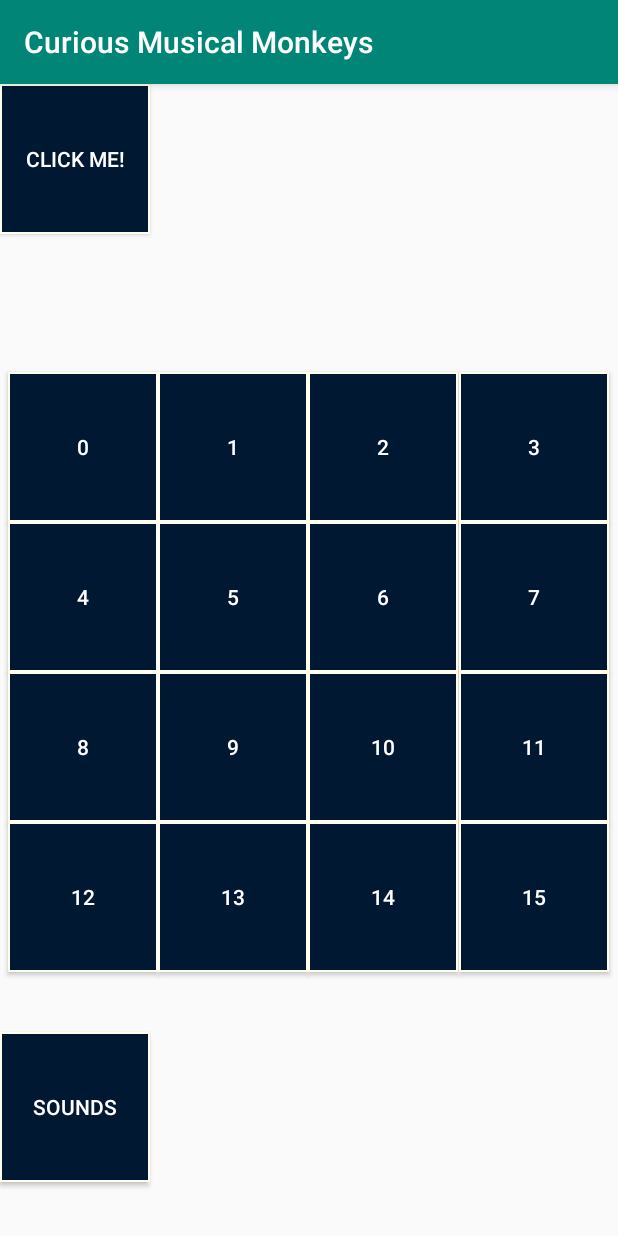
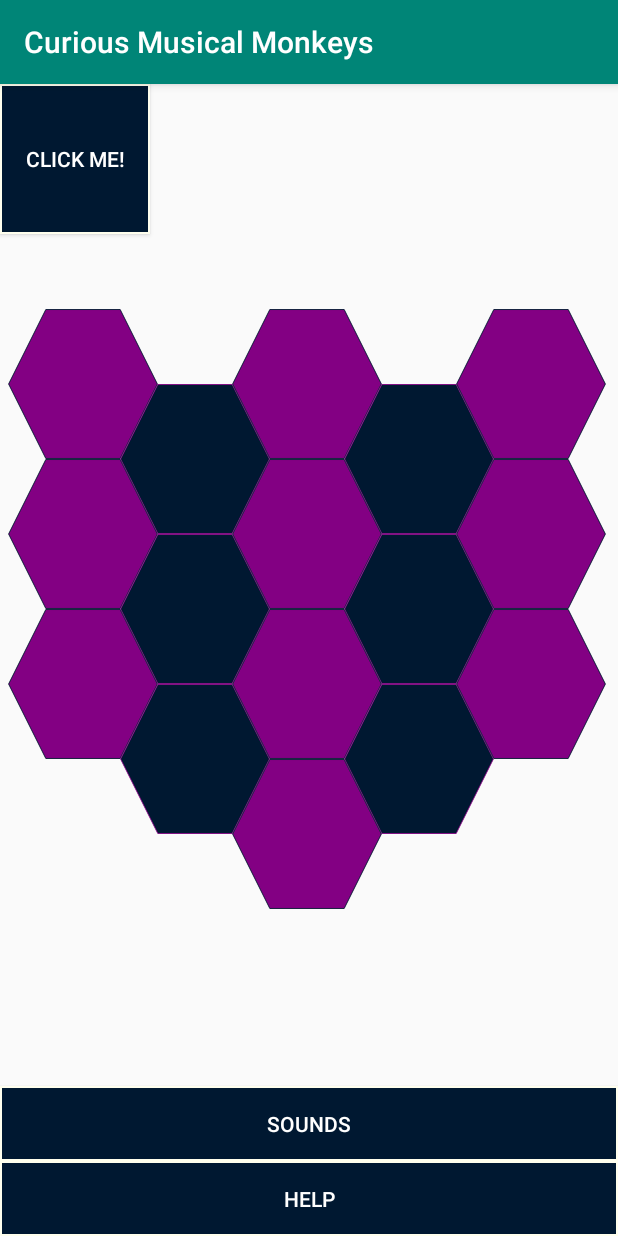
Before and after one commit to arnavgupta1/Curious-Musical-Monkeys, an Android app: the screen it shows after launch (MainActivity), on a phone screen of 412 x 824 dp. Run offline under Robolectric (Android 15) with nearby library versions, the phone set to English and light mode, and no system bars.

Commit message:
Changed UI
Changed soundboard buttons to hexagonal & added help screen

```diff
--- a/app/src/main/AndroidManifest.xml
+++ b/app/src/main/AndroidManifest.xml
@@ -9,10 +9,11 @@
         android:roundIcon="@mipmap/ic_launcher_round"
         android:supportsRtl="true"
         android:theme="@style/AppTheme">
+        <activity android:name=".helpScreenActivity"></activity>
         <activity
             android:name=".changeSoundActivity"
             android:label="@string/title_activity_change_sound"
-            android:theme="@style/AppTheme.NoActionBar"></activity>
+            android:theme="@style/AppTheme.NoActionBar" />
         <activity android:name=".MainActivity">
             <intent-filter>
                 <action android:name="android.intent.action.MAIN" />
--- a/app/src/main/java/com/example/curiousmusicalmonkeys/MainActivity.java
+++ b/app/src/main/java/com/example/curiousmusicalmonkeys/MainActivity.java
@@ -27,6 +27,12 @@ public class MainActivity extends AppCompatActivity implements View.OnClickListe
         ((Button) v).setText("Clicked");
     }
 
+    //This will change the screen to a help menu
+    public void changeHelp(View view){
+        Intent startNewActivity = new Intent(this, helpScreenActivity.class);
+        startActivity(startNewActivity);
+    }
+
     //This will change the screen to a sound change menu
     public void changeSound(View view){
         Intent startNewActivity = new Intent(this, changeSoundActivity.class);
--- a/gradle.properties
+++ b/app/src/main/java/com/example/curiousmusicalmonkeys/helpScreenActivity.java
@@ -1,13 +1,20 @@
-# Project-wide Gradle settings.
-# IDE (e.g. Android Studio) users:
-# Gradle settings configured through the IDE *will override*
-# any settings specified in this file.
-# For more details on how to configure your build environment visit
-# http://www.gradle.org/docs/current/userguide/build_environment.html
-# Specifies the JVM arguments used for the daemon process.
-# The setting is particularly useful for tweaking memory settings.
-org.gradle.jvmargs=-Xmx1536m
-# When configured, Gradle will run in incubating parallel mode.
-# This option should only be used with decoupled projects. More details, visit
-# http://www.gradle.org/docs/current/userguide/multi_project_builds.html#sec:decoupled_projects
-# org.gradle.parallel=true
+package com.example.curiousmusicalmonkeys;
+
+import android.content.Intent;
+import android.support.v7.app.AppCompatActivity;
+import android.os.Bundle;
+import android.view.View;
+
+public class helpScreenActivity extends AppCompatActivity {
+
+    @Override
+    protected void onCreate(Bundle savedInstanceState) {
+        super.onCreate(savedInstanceState);
+        setContentView(R.layout.activity_help_screen);
+    }
+
+    public void backToStart(View view){
+        Intent startNewActivity = new Intent(this, MainActivity.class);
+        startActivity(startNewActivity);
+    }
+}
--- /dev/null
+++ b/app/src/main/res/drawable/button_hexagon_b.xml
@@ -0,0 +1,6 @@
+<vector android:height="24dp" android:viewportHeight="628.0"
+    android:viewportWidth="726.0" android:width="27dp" xmlns:android="http://schemas.android.com/apk/res/android">
+    <path android:fillColor="#001831"
+        android:pathData="m723,314c-60,103.9 -120,207.8 -180,311.8 -120,0 -240,0 -360,0C123,521.8 63,417.9 3,314 63,210.1 123,106.2 183,2.2c120,0 240,0 360,0C603,106.2 663,210.1 723,314Z"
+        android:strokeColor="#830083" android:strokeWidth="4"/>
+</vector>
--- /dev/null
+++ b/app/src/main/res/drawable/button_hexagon_p.xml
@@ -0,0 +1,6 @@
+<vector android:height="24dp" android:viewportHeight="628.0"
+    android:viewportWidth="726.0" android:width="27dp" xmlns:android="http://schemas.android.com/apk/res/android">
+    <path android:fillColor="#830083"
+        android:pathData="m723,314c-60,103.9 -120,207.8 -180,311.8 -120,0 -240,0 -360,0C123,521.8 63,417.9 3,314 63,210.1 123,106.2 183,2.2c120,0 240,0 360,0C603,106.2 663,210.1 723,314Z"
+        android:strokeColor="#001831" android:strokeWidth="4"/>
+</vector>
--- a/app/src/main/res/layout/activity_change_sound.xml
+++ b/app/src/main/res/layout/activity_change_sound.xml
@@ -9,25 +9,8 @@
     <android.support.design.widget.AppBarLayout
         android:layout_width="match_parent"
         android:layout_height="wrap_content"
-        android:theme="@style/AppTheme.AppBarOverlay">
-
-        <android.support.v7.widget.Toolbar
-            android:id="@+id/toolbar"
-            android:layout_width="match_parent"
-            android:layout_height="?attr/actionBarSize"
-            android:background="?attr/colorPrimary"
-            app:popupTheme="@style/AppTheme.PopupOverlay" />
-
-    </android.support.design.widget.AppBarLayout>
+        android:theme="@style/AppTheme.AppBarOverlay"/>
 
     <include layout="@layout/content_change_sound" />
 
-    <android.support.design.widget.FloatingActionButton
-        android:id="@+id/fab"
-        android:layout_width="wrap_content"
-        android:layout_height="wrap_content"
-        android:layout_gravity="bottom|end"
-        android:layout_margin="@dimen/fab_margin"
-        app:srcCompat="@android:drawable/ic_dialog_email" />
-
 </android.support.design.widget.CoordinatorLayout>
--- /dev/null
+++ b/app/src/main/res/layout/activity_help_screen.xml
@@ -0,0 +1,58 @@
+<?xml version="1.0" encoding="utf-8"?>
+<android.support.constraint.ConstraintLayout xmlns:android="http://schemas.android.com/apk/res/android"
+    xmlns:app="http://schemas.android.com/apk/res-auto"
+    xmlns:tools="http://schemas.android.com/tools"
+    android:layout_width="match_parent"
+    android:layout_height="match_parent"
+    tools:context=".helpScreenActivity">
+
+    <Button
+        android:id="@+id/backButton"
+        android:layout_width="100dp"
+        android:layout_height="100dp"
+        android:layout_alignParentBottom="true"
+        android:layout_marginTop="628dp"
+        android:background="@drawable/button_rectangle"
+        android:clickable="false"
+        android:onClick="backToStart"
+        android:text="Back"
+        android:textColor="#ffffff"
+        app:layout_constraintHorizontal_bias="0.0"
+        app:layout_constraintLeft_toLeftOf="parent"
+        app:layout_constraintRight_toRightOf="parent"
+        app:layout_constraintTop_toTopOf="parent" />
+
+    <ScrollView
+        android:id="@+id/scrollView2"
+        android:layout_width="395dp"
+        android:layout_height="612dp"
+        tools:layout_editor_absoluteX="8dp"
+        tools:layout_editor_absoluteY="8dp">
+
+        <LinearLayout
+            android:layout_width="match_parent"
+            android:layout_height="wrap_content"
+            android:orientation="vertical" >
+
+            <TextView
+                android:id="@+id/textView"
+                android:layout_width="match_parent"
+                android:layout_height="wrap_content"
+                android:text="@string/app_name" />
+
+            <TextView
+                android:id="@+id/textView2"
+                android:layout_width="match_parent"
+                android:layout_height="wrap_content"
+                android:text="@string/version" />
+
+            <TextView
+                android:id="@+id/textView3"
+                android:layout_width="match_parent"
+                android:layout_height="wrap_content"
+                android:text="@string/authors" />
+
+        </LinearLayout>
+    </ScrollView>
+
+</android.support.constraint.ConstraintLayout>
--- a/app/src/main/res/layout/activity_main.xml
+++ b/app/src/main/res/layout/activity_main.xml
@@ -1,5 +1,5 @@
 <?xml version="1.0" encoding="utf-8"?>
-<android.support.constraint.ConstraintLayout xmlns:android="http://schemas.android.com/apk/res/android"
+<RelativeLayout xmlns:android="http://schemas.android.com/apk/res/android"
     xmlns:app="http://schemas.android.com/apk/res-auto"
     xmlns:tools="http://schemas.android.com/tools"
     android:layout_width="match_parent"
@@ -14,17 +14,13 @@
         android:clickable="false"
         android:onClick="onClick"
         android:text="Click Me!"
-        android:textColor="#ffffff"
-        app:layout_constraintHorizontal_bias="0.0"
-        app:layout_constraintLeft_toLeftOf="parent"
-        app:layout_constraintRight_toRightOf="parent"
-        app:layout_constraintTop_toTopOf="parent" />
+        android:textColor="#ffffff" />
 
     <Button
-        android:id="@+id/changeSound"
-        android:layout_width="100dp"
-        android:layout_height="100dp"
-        android:layout_marginTop="632dp"
+        android:id="@+id/Sounds"
+        android:layout_width="fill_parent"
+        android:layout_height="50dp"
+        android:layout_above="@id/help"
         android:background="@drawable/button_rectangle"
         android:clickable="false"
         android:onClick="changeSound"
@@ -36,258 +32,179 @@
         app:layout_constraintTop_toTopOf="parent" />
 
     <Button
-        android:id="@+id/button0"
-        android:layout_width="100dp"
-        android:layout_height="100dp"
-        android:layout_marginLeft="5dp"
-        android:layout_marginTop="192dp"
+        android:id="@+id/help"
+        android:layout_width="fill_parent"
+        android:layout_height="50dp"
+        android:layout_alignParentBottom="true"
         android:background="@drawable/button_rectangle"
         android:clickable="false"
-        android:onClick="onClick"
-        android:text="0"
+        android:onClick="changeHelp"
+        android:text="Help"
         android:textColor="#ffffff"
         app:layout_constraintHorizontal_bias="0.0"
         app:layout_constraintLeft_toLeftOf="parent"
         app:layout_constraintRight_toRightOf="parent"
         app:layout_constraintTop_toTopOf="parent" />
 
-    <Button
+    <ImageButton
+        android:id="@+id/button0"
+        android:layout_width="100dp"
+        android:layout_height="100dp"
+        android:layout_marginLeft="5dp"
+        android:layout_marginTop="150dp"
+        android:background="@drawable/button_hexagon_p"
+        android:clickable="false" />
+
+    <ImageButton
         android:id="@+id/button1"
         android:layout_width="100dp"
         android:layout_height="100dp"
-        android:layout_marginLeft="5dp"
-        android:layout_marginTop="192dp"
+        android:layout_marginLeft="-25dp"
+        android:layout_marginTop="200dp"
         android:layout_toRightOf="@+id/button0"
-        android:background="@drawable/button_rectangle"
-        android:clickable="false"
-        android:onClick="onClick"
-        android:text="1"
-        android:textColor="#ffffff"
-        app:layout_constraintHorizontal_bias="0.326"
-        app:layout_constraintLeft_toLeftOf="parent"
-        app:layout_constraintRight_toRightOf="parent"
-        app:layout_constraintTop_toTopOf="parent" />
+        android:background="@drawable/button_hexagon_b"
+        android:clickable="false" />
 
-    <Button
+    <ImageButton
         android:id="@+id/button2"
         android:layout_width="100dp"
         android:layout_height="100dp"
-        android:layout_marginTop="192dp"
-        android:background="@drawable/button_rectangle"
-        android:clickable="false"
-        android:onClick="onClick"
-        android:text="2"
-        android:textColor="#ffffff"
-        app:layout_constraintHorizontal_bias="0.659"
-        app:layout_constraintLeft_toLeftOf="parent"
-        app:layout_constraintRight_toRightOf="parent"
-        app:layout_constraintTop_toTopOf="parent" />
+        android:layout_marginLeft="-25dp"
+        android:layout_marginTop="150dp"
+        android:layout_toRightOf="@+id/button1"
+        android:background="@drawable/button_hexagon_p"
+        android:clickable="false" />
 
-    <Button
+    <ImageButton
         android:id="@+id/button3"
         android:layout_width="100dp"
         android:layout_height="100dp"
-        android:layout_marginTop="192dp"
-        android:background="@drawable/button_rectangle"
-        android:clickable="false"
-        android:onClick="onClick"
-        android:text="3"
-        android:textColor="#ffffff"
-        app:layout_constraintHorizontal_bias="0.98"
-        app:layout_constraintLeft_toLeftOf="parent"
-        app:layout_constraintRight_toRightOf="parent"
-        app:layout_constraintTop_toTopOf="parent" />
+        android:layout_marginLeft="-25dp"
+        android:layout_marginTop="200dp"
+        android:layout_toRightOf="@+id/button2"
+        android:background="@drawable/button_hexagon_b"
+        android:clickable="false" />
 
-    <Button
+    <ImageButton
         android:id="@+id/button4"
         android:layout_width="100dp"
         android:layout_height="100dp"
-        android:layout_marginLeft="5dp"
-        android:layout_marginTop="292dp"
-        android:background="@drawable/button_rectangle"
-        android:clickable="false"
-        android:onClick="onClick"
-        android:text="4"
-        android:textColor="#ffffff"
-        app:layout_constraintHorizontal_bias="0.0"
-        app:layout_constraintLeft_toLeftOf="parent"
-        app:layout_constraintRight_toRightOf="parent"
-        app:layout_constraintTop_toTopOf="parent" />
+        android:layout_marginLeft="-25dp"
+        android:layout_marginTop="150dp"
+        android:layout_toRightOf="@+id/button3"
+        android:background="@drawable/button_hexagon_p"
+        android:clickable="false" />
 
-    <Button
+    <ImageButton
         android:id="@+id/button5"
         android:layout_width="100dp"
         android:layout_height="100dp"
         android:layout_marginLeft="5dp"
-        android:layout_marginTop="292dp"
-        android:background="@drawable/button_rectangle"
-        android:clickable="false"
-        android:onClick="onClick"
-        android:text="5"
-        android:textColor="#ffffff"
-        app:layout_constraintHorizontal_bias="0.326"
-        app:layout_constraintLeft_toLeftOf="parent"
-        app:layout_constraintRight_toRightOf="parent"
-        app:layout_constraintTop_toTopOf="parent" />
+        android:layout_marginTop="0dp"
+        android:layout_below="@+id/button0"
+        android:background="@drawable/button_hexagon_p"
+        android:clickable="false" />
 
-    <Button
+    <ImageButton
         android:id="@+id/button6"
         android:layout_width="100dp"
         android:layout_height="100dp"
-        android:layout_marginLeft="5dp"
-        android:layout_marginTop="292dp"
-        android:background="@drawable/button_rectangle"
-        android:clickable="false"
-        android:onClick="onClick"
-        android:text="6"
-        android:textColor="#ffffff"
-        app:layout_constraintHorizontal_bias="0.653"
-        app:layout_constraintLeft_toLeftOf="parent"
-        app:layout_constraintRight_toRightOf="parent"
-        app:layout_constraintTop_toTopOf="parent" />
+        android:layout_marginLeft="-25dp"
+        android:layout_marginTop="300dp"
+        android:layout_toRightOf="@+id/button5"
+        android:background="@drawable/button_hexagon_b"
+        android:clickable="false" />
 
-    <Button
+    <ImageButton
         android:id="@+id/button7"
         android:layout_width="100dp"
         android:layout_height="100dp"
-        android:layout_marginLeft="5dp"
-        android:layout_marginTop="292dp"
-        android:background="@drawable/button_rectangle"
-        android:clickable="false"
-        android:onClick="onClick"
-        android:text="7"
-        android:textColor="#ffffff"
-        app:layout_constraintHorizontal_bias="0.98"
-        app:layout_constraintLeft_toLeftOf="parent"
-        app:layout_constraintRight_toRightOf="parent"
-        app:layout_constraintTop_toTopOf="parent" />
+        android:layout_marginLeft="-25dp"
+        android:layout_marginTop="250dp"
+        android:layout_toRightOf="@+id/button6"
+        android:background="@drawable/button_hexagon_p"
+        android:clickable="false" />
 
-    <Button
+    <ImageButton
         android:id="@+id/button8"
         android:layout_width="100dp"
         android:layout_height="100dp"
-        android:layout_marginLeft="5dp"
-        android:layout_marginTop="392dp"
-        android:background="@drawable/button_rectangle"
-        android:clickable="false"
-        android:onClick="onClick"
-        android:text="8"
-        android:textColor="#ffffff"
-        app:layout_constraintHorizontal_bias="0.0"
-        app:layout_constraintLeft_toLeftOf="parent"
-        app:layout_constraintRight_toRightOf="parent"
-        app:layout_constraintTop_toTopOf="parent" />
+        android:layout_marginLeft="-25dp"
+        android:layout_marginTop="300dp"
+        android:layout_toRightOf="@+id/button7"
+        android:background="@drawable/button_hexagon_b"
+        android:clickable="false"/>
 
-    <Button
+    <ImageButton
         android:id="@+id/button9"
         android:layout_width="100dp"
         android:layout_height="100dp"
-        android:layout_marginLeft="5dp"
-        android:layout_marginTop="392dp"
-        android:background="@drawable/button_rectangle"
-        android:clickable="false"
-        android:onClick="onClick"
-        android:text="9"
-        android:textColor="#ffffff"
-        app:layout_constraintHorizontal_bias="0.326"
-        app:layout_constraintLeft_toLeftOf="parent"
-        app:layout_constraintRight_toRightOf="parent"
-        app:layout_constraintTop_toTopOf="parent" />
+        android:layout_marginLeft="-25dp"
+        android:layout_marginTop="250dp"
+        android:layout_toRightOf="@+id/button8"
+        android:background="@drawable/button_hexagon_p"
+        android:clickable="false" />
 
-    <Button
+    <ImageButton
         android:id="@+id/button10"
         android:layout_width="100dp"
         android:layout_height="100dp"
         android:layout_marginLeft="5dp"
-        android:layout_marginTop="392dp"
-        android:background="@drawable/button_rectangle"
-        android:clickable="false"
-        android:onClick="onClick"
-        android:text="10"
-        android:textColor="#ffffff"
-        app:layout_constraintHorizontal_bias="0.653"
-        app:layout_constraintLeft_toLeftOf="parent"
-        app:layout_constraintRight_toRightOf="parent"
-        app:layout_constraintTop_toTopOf="parent" />
+        android:layout_marginTop="0dp"
+        android:layout_below="@+id/button5"
+        android:background="@drawable/button_hexagon_p"
+        android:clickable="false" />
 
-    <Button
+    <ImageButton
         android:id="@+id/button11"
         android:layout_width="100dp"
         android:layout_height="100dp"
-        android:layout_marginLeft="5dp"
-        android:layout_marginTop="392dp"
-        android:background="@drawable/button_rectangle"
-        android:clickable="false"
-        android:onClick="onClick"
-        android:text="11"
-        android:textColor="#ffffff"
-        app:layout_constraintHorizontal_bias="0.98"
-        app:layout_constraintLeft_toLeftOf="parent"
-        app:layout_constraintRight_toRightOf="parent"
-        app:layout_constraintTop_toTopOf="parent" />
+        android:layout_marginLeft="-25dp"
+        android:layout_marginTop="400dp"
+        android:layout_toRightOf="@+id/button10"
+        android:background="@drawable/button_hexagon_b"
+        android:clickable="false" />
 
-    <Button
+    <ImageButton
         android:id="@+id/button12"
         android:layout_width="100dp"
         android:layout_height="100dp"
-        android:layout_marginLeft="5dp"
-        android:layout_marginTop="492dp"
-        android:background="@drawable/button_rectangle"
-        android:clickable="false"
-        android:onClick="onClick"
-        android:text="12"
-        android:textColor="#ffffff"
-        app:layout_constraintHorizontal_bias="0.0"
-        app:layout_constraintLeft_toLeftOf="parent"
-        app:layout_constraintRight_toRightOf="parent"
-        app:layout_constraintTop_toTopOf="parent" />
+        android:layout_marginLeft="-25dp"
+        android:layout_marginTop="350dp"
+        android:layout_toRightOf="@+id/button11"
+        android:background="@drawable/button_hexagon_p"
+        android:clickable="false" />
 
-    <Button
+    <ImageButton
         android:id="@+id/button13"
         android:layout_width="100dp"
         android:layout_height="100dp"
-        android:layout_marginLeft="5dp"
-        android:layout_marginTop="492dp"
-        android:background="@drawable/button_rectangle"
-        android:clickable="false"
-        android:onClick="onClick"
-        android:text="13"
-        android:textColor="#ffffff"
-        app:layout_constraintHorizontal_bias="0.326"
-        app:layout_constraintLeft_toLeftOf="parent"
-        app:layout_constraintRight_toRightOf="parent"
-        app:layout_constraintTop_toTopOf="parent" />
+        android:layout_marginLeft="-25dp"
+        android:layout_marginTop="400dp"
+        android:layout_toRightOf="@+id/button12"
+        android:background="@drawable/button_hexagon_b"
+        android:clickable="false" />
 
-    <Button
+    <ImageButton
         android:id="@+id/button14"
         android:layout_width="100dp"
         android:layout_height="100dp"
-        android:layout_marginLeft="5dp"
-        android:layout_marginTop="492dp"
-        android:background="@drawable/button_rectangle"
-        android:clickable="false"
-        android:onClick="onClick"
-        android:text="14"
-        android:textColor="#ffffff"
-        app:layout_constraintHorizontal_bias="0.653"
-        app:layout_constraintLeft_toLeftOf="parent"
-        app:layout_constraintRight_toRightOf="parent"
-        app:layout_constraintTop_toTopOf="parent" />
+        android:layout_marginLeft="-25dp"
+        android:layout_marginTop="350dp"
+        android:layout_toRightOf="@+id/button13"
+        android:background="@drawable/button_hexagon_p"
+        android:clickable="false" />
 
-    <Button
+    <ImageButton
         android:id="@+id/button15"
         android:layout_width="100dp"
         android:layout_height="100dp"
-        android:layout_marginLeft="5dp"
-        android:layout_marginTop="492dp"
-        android:background="@drawable/button_rectangle"
-        android:clickable="false"
-        android:onClick="onClick"
-        android:text="15"
-        android:textColor="#ffffff"
-        app:layout_constraintHorizontal_bias="0.98"
-        app:layout_constraintLeft_toLeftOf="parent"
-        app:layout_constraintRight_toRightOf="parent"
-        app:layout_constraintTop_toTopOf="parent" />
+        android:layout_marginLeft="-25dp"
+        android:layout_marginTop="-50dp"
+        android:layout_below="@+id/button13"
+        android:layout_toRightOf="@id/button11"
+        android:background="@drawable/button_hexagon_p"
+        android:clickable="false" />
 
-</android.support.constraint.ConstraintLayout>
+
+</RelativeLayout>
--- a/app/src/main/res/layout/content_change_sound.xml
+++ b/app/src/main/res/layout/content_change_sound.xml
@@ -12,13 +12,14 @@
         android:id="@+id/backButton"
         android:layout_width="100dp"
         android:layout_height="100dp"
-        android:layout_marginTop="576dp"
+        android:layout_alignParentBottom="true"
+        android:layout_marginTop="628dp"
         android:background="@drawable/button_rectangle"
         android:clickable="false"
         android:onClick="backToStart"
         android:text="Back"
         android:textColor="#ffffff"
-        app:layout_constraintHorizontal_bias="0.0"
+        app:layout_constraintHorizontal_bias="0.003"
         app:layout_constraintLeft_toLeftOf="parent"
         app:layout_constraintRight_toRightOf="parent"
         app:layout_constraintTop_toTopOf="parent" />
--- a/app/src/main/res/values/strings.xml
+++ b/app/src/main/res/values/strings.xml
@@ -1,4 +1,6 @@
 <resources>
     <string name="app_name">Curious Musical Monkeys</string>
     <string name="title_activity_change_sound">changeSoundActivity</string>
+    <string name="version">Version 1.00.00</string>
+    <string name="authors">Authors: Arnav Gupta, George Kent-Scheller, Annamalai Ganesh, Tony Faller</string>
 </resources>
```
Also changed, not shown: 1 other file.
